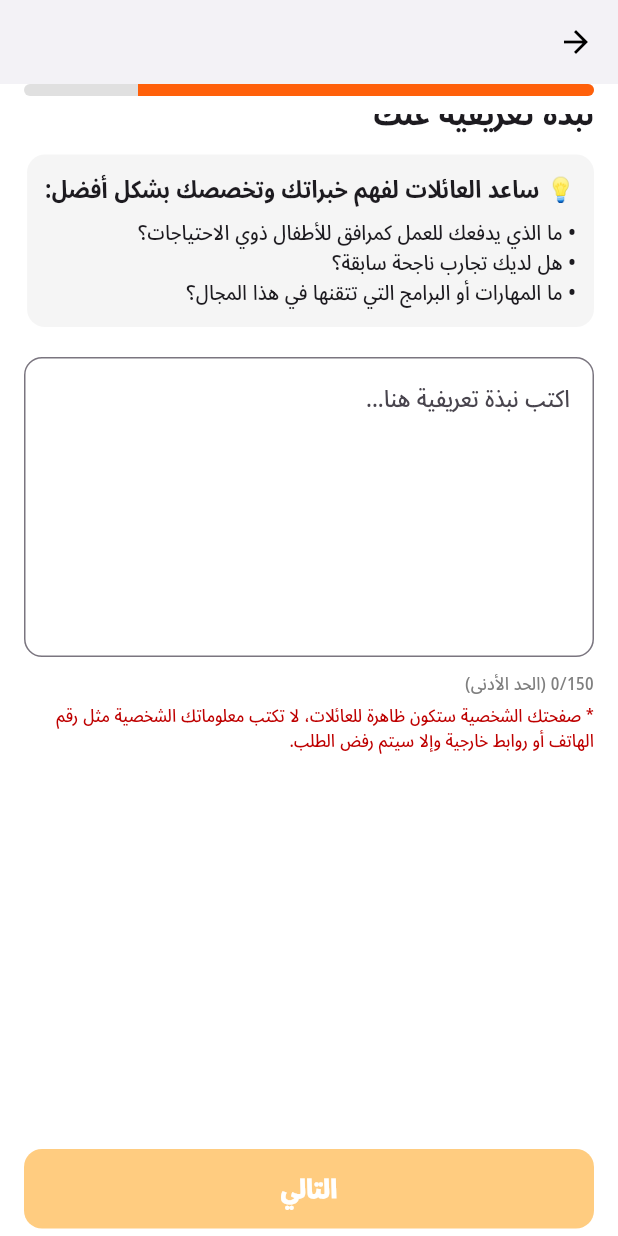
After one commit to joodhamdallah/Little-Hands, a Flutter app: the ShadowTeacherBioPage screen opened by its route, on a phone screen of 412 x 824 dp. The commit adds this screen. Run offline on Flutter 3.47's test engine with Material 3 defaults, Android fonts, the phone set to English and light mode, and no system bars; our stand-ins replace flutter_image_compress, image_picker.

Commit message:
Finish the Shadow_teacher subcatigoris questions as frontend>>>>

```diff
--- a/Frontend/flutter_app/lib/Caregiver/Shadow_Teacher/academic_qualifications_page.dart
+++ b/Frontend/flutter_app/lib/Caregiver/Shadow_Teacher/academic_qualifications_page.dart
@@ -66,7 +66,7 @@ class _ShadowTeacherStep2State extends State<ShadowTeacherStep2> {
               child: ClipRRect(
                 borderRadius: BorderRadius.circular(10),
                 child: LinearProgressIndicator(
-                  value: 0.2,
+                  value: 0.32,
                   minHeight: 8,
                   backgroundColor: Colors.grey.shade300,
                   valueColor: const AlwaysStoppedAnimation(Color(0xFFFF600A)),
--- a/Frontend/flutter_app/lib/Caregiver/Shadow_Teacher/ageexperince_page.dart
+++ b/Frontend/flutter_app/lib/Caregiver/Shadow_Teacher/ageexperince_page.dart
@@ -69,7 +69,7 @@ class _ShadowTeacherStep4State extends State<ShadowTeacherStep4> {
               child: ClipRRect(
                 borderRadius: BorderRadius.circular(10),
                 child: LinearProgressIndicator(
-                  value: 0.4,
+                  value: 0.64,
                   minHeight: 8,
                   backgroundColor: Colors.grey.shade300,
                   valueColor: const AlwaysStoppedAnimation(Color(0xFFFF600A)),
@@ -261,7 +261,7 @@ class _ShadowTeacherStep4State extends State<ShadowTeacherStep4> {
                           canAccompany != null &&
                           availability.values.any((set) => set.isNotEmpty))
                       ? () {
-                          // Handle next
+                    Navigator.pushNamed(context, '/shadowteacherbio');
                         }
                       : null,
                   style: ElevatedButton.styleFrom(
--- /dev/null
+++ b/Frontend/flutter_app/lib/Caregiver/Shadow_Teacher/bio_page.dart
@@ -0,0 +1,187 @@
+import 'package:flutter/material.dart';
+
+class ShadowTeacherBioPage extends StatefulWidget {
+  const ShadowTeacherBioPage({super.key});
+
+  @override
+  State<ShadowTeacherBioPage> createState() => _ShadowTeacherBioPageState();
+}
+
+class _ShadowTeacherBioPageState extends State<ShadowTeacherBioPage> {
+  final TextEditingController _bioController = TextEditingController();
+  final int _minLength = 150;
+
+  @override
+  void dispose() {
+    _bioController.dispose();
+    super.dispose();
+  }
+
+  @override
+  Widget build(BuildContext context) {
+    return Directionality(
+      textDirection: TextDirection.rtl,
+      child: Scaffold(
+        backgroundColor: Colors.white,
+        appBar: AppBar(
+          backgroundColor: Colors.white,
+          elevation: 0,
+          leading: IconButton(
+            icon: const Icon(Icons.arrow_back, color: Colors.black),
+            onPressed: () => Navigator.pop(context),
+          ),
+        ),
+        body: Column(
+          children: [
+            // ✅ Progress bar
+            Padding(
+              padding: const EdgeInsets.symmetric(horizontal: 16),
+              child: ClipRRect(
+                borderRadius: BorderRadius.circular(10),
+                child: LinearProgressIndicator(
+                  value: 0.8,
+                  minHeight: 8,
+                  backgroundColor: Colors.grey.shade300,
+                  valueColor: const AlwaysStoppedAnimation(Color(0xFFFF600A)),
+                ),
+              ),
+            ),
+            const SizedBox(height: 12),
+
+            // ✅ Main bio content
+            Expanded(
+              child: SafeArea(
+                child: LayoutBuilder(
+                  builder: (context, constraints) {
+                    return Stack(
+                      children: [
+                        SingleChildScrollView(
+                          padding: const EdgeInsets.all(16.0),
+                          reverse: true,
+                          child: ConstrainedBox(
+                            constraints: BoxConstraints(minHeight: constraints.maxHeight),
+                            child: IntrinsicHeight(
+                              child: Column(
+                                crossAxisAlignment: CrossAxisAlignment.start,
+                                children: [
+                                  const Text(
+                                    'نبذة تعريفية عنك',
+                                    style: TextStyle(
+                                      fontSize: 22,
+                                      fontWeight: FontWeight.bold,
+                                      fontFamily: 'NotoSansArabic',
+                                    ),
+                                  ),
+                                  const SizedBox(height: 12),
+                                  Container(
+                                    padding: const EdgeInsets.all(12),
+                                    decoration: BoxDecoration(
+                                      color: Colors.grey.shade100,
+                                      borderRadius: BorderRadius.circular(12),
+                                    ),
+                                    child: const Column(
+                                      crossAxisAlignment: CrossAxisAlignment.start,
+                                      children: [
+                                        Text(
+                                          '💡 ساعد العائلات لفهم خبراتك وتخصصك بشكل أفضل:',
+                                          style: TextStyle(
+                                            fontSize: 16,
+                                            fontWeight: FontWeight.bold,
+                                            fontFamily: 'NotoSansArabic',
+                                          ),
+                                        ),
+                                        SizedBox(height: 8),
+                                        Text('• ما الذي يدفعك للعمل كمرافق للأطفال ذوي الاحتياجات؟'),
+                                        Text('• هل لديك تجارب ناجحة سابقة؟'),
+                                        Text('• ما المهارات أو البرامج التي تتقنها في هذا المجال؟'),
+                                      ],
+                                    ),
+                                  ),
+                                  const SizedBox(height: 20),
+                                  TextField(
+                                    controller: _bioController,
+                                    maxLines: 7,
+                                    onChanged: (value) => setState(() {}),
+                                    decoration: InputDecoration(
+                                      hintText: 'اكتب نبذة تعريفية هنا...',
+                                      hintStyle: const TextStyle(fontFamily: 'NotoSansArabic'),
+                                      border: OutlineInputBorder(
+                                        borderRadius: BorderRadius.circular(12),
+                                        borderSide: const BorderSide(color: Color(0xFFFF600A), width: 1.5),
+                                      ),
+                                      focusedBorder: OutlineInputBorder(
+                                        borderRadius: BorderRadius.circular(12),
+                                        borderSide: const BorderSide(color: Color(0xFFFF600A), width: 2),
+                                      ),
+                                    ),
+                                  ),
+                                  const SizedBox(height: 10),
+                                  Text(
+                                    '${_bioController.text.length}/$_minLength (الحد الأدنى)',
+                                    style: const TextStyle(
+                                      fontSize: 12,
+                                      color: Color.fromARGB(255, 127, 127, 127),
+                                    ),
+                                  ),
+                                  const SizedBox(height: 4),
+                                  const Text(
+                                    '* صفحتك الشخصية ستكون ظاهرة للعائلات، لا تكتب معلوماتك الشخصية مثل رقم الهاتف أو روابط خارجية وإلا سيتم رفض الطلب.',
+                                    style: TextStyle(
+                                      fontSize: 12,
+                                      fontWeight: FontWeight.w500,
+                                      color: Color.fromARGB(255, 190, 0, 0),
+                                    ),
+                                  ),
+                                  const Spacer(),
+                                  const SizedBox(height: 100),
+                                ],
+                              ),
+                            ),
+                          ),
+                        ),
+
+                        // ✅ Next Button
+                        Positioned(
+                          bottom: 5 + MediaQuery.of(context).viewInsets.bottom,
+                          left: 16,
+                          right: 16,
+                          child: SizedBox(
+                            width: double.infinity,
+                            height: 53,
+                            child: ElevatedButton(
+                              onPressed: _bioController.text.length >= _minLength
+                                  ? () {
+                                      Navigator.pushNamed(context, '/shadowteacherpricing');
+                                    }
+                                  : null,
+                              style: ElevatedButton.styleFrom(
+                                backgroundColor: const Color(0xFFFF600A),
+                                disabledBackgroundColor: Colors.orange.shade200,
+                                shape: RoundedRectangleBorder(
+                                  borderRadius: BorderRadius.circular(12),
+                                ),
+                              ),
+                              child: const Text(
+                      'التالي',
+                      style: TextStyle(
+                        fontFamily: 'NotoSansArabic',
+                        fontSize: 17,
+                        color: Colors.white,
+                        fontWeight: FontWeight.w900,
+                      ),
+                    ),
+                            ),
+                          ),
+                        ),
+                      ],
+                    );
+                  },
+                ),
+              ),
+            ),
+          ],
+        ),
+      ),
+    );
+  }
+}
--- a/Frontend/flutter_app/lib/Caregiver/Shadow_Teacher/certifications_page.dart
+++ b/Frontend/flutter_app/lib/Caregiver/Shadow_Teacher/certifications_page.dart
@@ -40,7 +40,7 @@ class _ShadowTeacherStep3State extends State<ShadowTeacherStep3> {
               child: ClipRRect(
                 borderRadius: BorderRadius.circular(10),
                 child: LinearProgressIndicator(
-                  value: 0.3,
+                  value: 0.48,
                   minHeight: 8,
                   backgroundColor: Colors.grey.shade300,
                   valueColor: const AlwaysStoppedAnimation(Color(0xFFFF600A)),
--- a/Frontend/flutter_app/lib/Caregiver/Shadow_Teacher/special_needs_category.dart
+++ b/Frontend/flutter_app/lib/Caregiver/Shadow_Teacher/special_needs_category.dart
@@ -43,7 +43,7 @@ class _DisabilityExperiencePageState extends State<DisabilityExperiencePage> {
           child: ClipRRect(
             borderRadius: BorderRadius.circular(10),
             child: LinearProgressIndicator(
-              value: 0.1,
+              value: 0.16,
               minHeight: 8,
               backgroundColor: Colors.grey.shade300,
               valueColor: const AlwaysStoppedAnimation<Color>(Color(0xFFFF600A)),
```
Also changed, not shown: Frontend/flutter_app/lib/Caregiver/Babysitter/baby_sitter_page.dart (+7 -6 lines), Frontend/flutter_app/lib/Caregiver/Shadow_Teacher/pricing_page.dart (added, +173 -0 lines), Frontend/flutter_app/lib/main.dart (+11 -0 lines).
